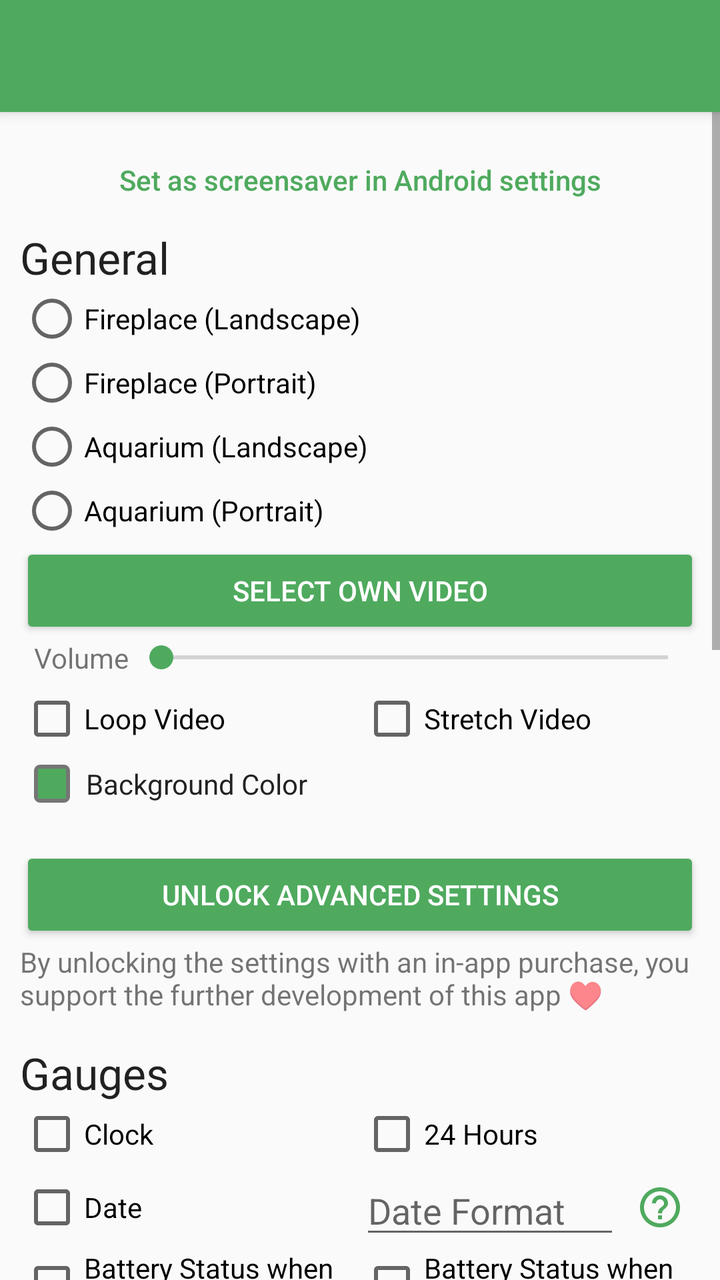
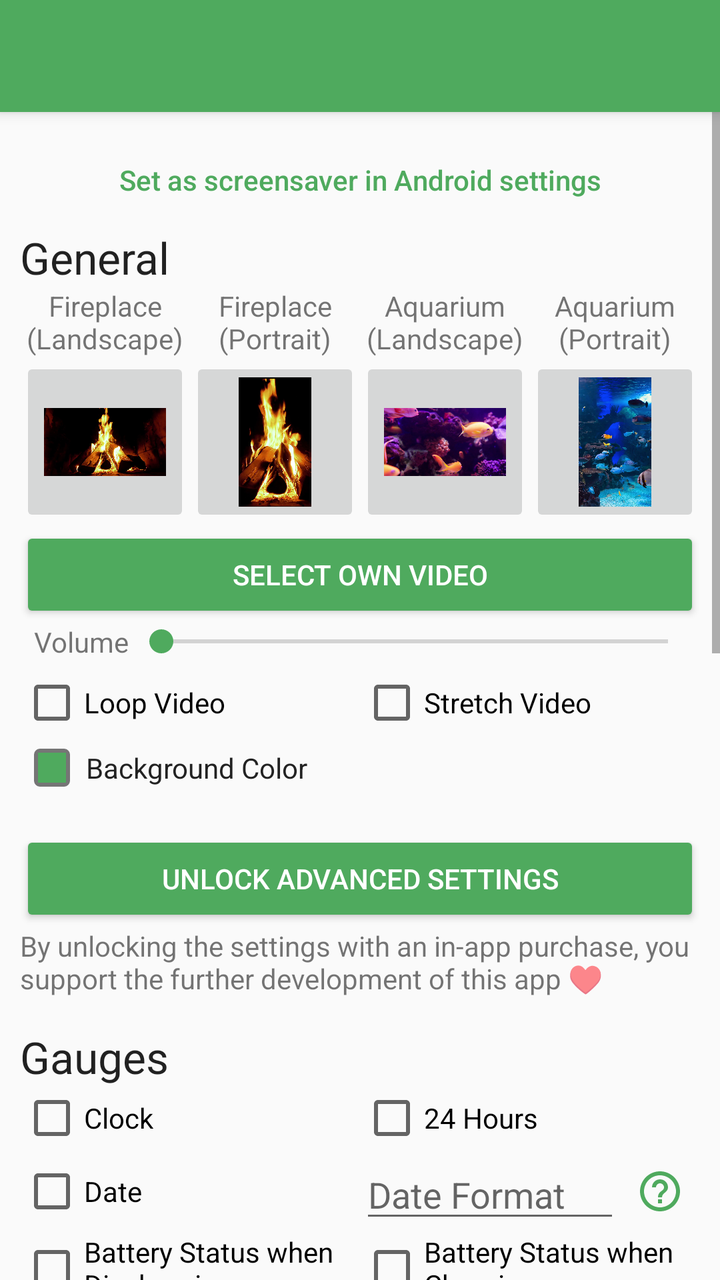

Before-and-after screenshots of an Android layout around one commit, followed by the original layout XML and the change that was made.
<!-- AndroidManifest.xml: application theme Theme.VideoScreensaver -->
<!-- res/layout/activity_settings.xml -->
<?xml version="1.0" encoding="utf-8"?>
<androidx.coordinatorlayout.widget.CoordinatorLayout
    android:id="@+id/settingsMainView"
    xmlns:android="http://schemas.android.com/apk/res/android"
    xmlns:app="http://schemas.android.com/apk/res-auto"
    xmlns:tools="http://schemas.android.com/tools"
    android:layout_width="match_parent"
    android:layout_height="match_parent"
    tools:context=".BaseSettingsActivity">

    <com.google.android.material.appbar.AppBarLayout
        android:layout_width="match_parent"
        android:layout_height="wrap_content"
        android:fitsSystemWindows="true">

        <androidx.appcompat.widget.Toolbar
            android:id="@+id/toolbar"
            android:layout_width="match_parent"
            android:layout_height="?attr/actionBarSize"
            android:theme="@style/ThemeOverlay.AppCompat.Dark.ActionBar" />

    </com.google.android.material.appbar.AppBarLayout>

    <ScrollView
        android:layout_width="match_parent"
        android:layout_height="match_parent"
        app:layout_behavior="@string/appbar_scrolling_view_behavior">

        <LinearLayout
            style="@style/width_match_parent_max_200"
            android:layout_height="wrap_content"
            android:layout_margin="10dp"
            android:orientation="vertical"
            android:layout_gravity="center_horizontal">

            <TextView
                android:id="@+id/textViewFireTvNotes"
                android:layout_width="match_parent"
                android:layout_height="wrap_content"
                android:visibility="gone"
                android:layout_marginBottom="4dp"
                android:text="@string/fire_tv_notes" />

            <TextView
                android:id="@+id/textViewHighContrastNotes"
                android:layout_width="match_parent"
                android:layout_height="wrap_content"
                android:visibility="gone"
                android:layout_marginBottom="4dp"
                android:text="@string/high_contrast_text_notes" />

            <Button
                android:id="@+id/buttonDreamSettings"
                style="@style/Widget.AppCompat.Button.Borderless.Colored"
                android:layout_width="match_parent"
                android:layout_height="wrap_content"
                android:onClick="onClickDreamSettings"
                android:textAllCaps="false"
                android:text="@string/set_as_screensaver_in_android_settings" />

            <TextView
                android:layout_width="match_parent"
                android:layout_height="wrap_content"
                android:text="@string/general"
                android:textAppearance="@style/TextAppearance.AppCompat.Large" />
            <RadioGroup
                android:layout_width="match_parent"
                android:layout_height="wrap_content"
                android:orientation="vertical">
                    <RadioButton
                        android:id="@+id/radioButtonFireplaceLandscape"
                        android:layout_width="match_parent"
                        android:layout_height="wrap_content"
                        android:layout_weight="1"
                        android:text="@string/fireplace_landscape" />
                    <RadioButton
                        android:id="@+id/radioButtonFireplacePortrait"
                        android:layout_width="match_parent"
                        android:layout_height="wrap_content"
                        android:layout_weight="1"
                        android:text="@string/fireplace_portrait" />
                    <RadioButton
                        android:id="@+id/radioButtonAquariumLandscape"
                        android:layout_width="match_parent"
                        android:layout_height="wrap_content"
                        android:layout_weight="1"
                        android:text="@string/aquarium_landscape" />
                    <RadioButton
                        android:id="@+id/radioButtonAquariumPortrait"
                        android:layout_width="match_parent"
                        android:layout_height="wrap_content"
                        android:layout_weight="1"
                        android:text="@string/aquarium_portrait" />
            </RadioGroup>
            <Button
                android:id="@+id/buttonSelectVideo"
                style="@style/Widget.AppCompat.Button.Colored"
                android:layout_width="match_parent"
                android:layout_height="wrap_content"
                android:onClick="onClickSelectVideo"
                android:text="@string/select_own_video" />

            <LinearLayout
                android:layout_width="match_parent"
                android:layout_height="wrap_content">
                <TextView
                    android:layout_width="wrap_content"
                    android:layout_height="wrap_content"
                    android:layout_marginStart="7dp"
                    android:text="@string/volume" />
                <SeekBar
                    android:id="@+id/seekBarVolume"
                    android:layout_gravity="center"
                    android:max="100"
                    android:layout_width="match_parent"
                    android:layout_height="wrap_content" />
            </LinearLayout>

            <Space
                android:layout_width="match_parent"
                android:layout_height="5dp" />

            <LinearLayout
                android:layout_width="match_parent"
                android:layout_height="wrap_content">
                <CheckBox
                    android:id="@+id/checkBoxLoop"
                    android:layout_width="0dp"
                    android:layout_height="wrap_content"
                    android:layout_weight="1"
                    android:text="@string/loop_video" />
                <CheckBox
                    android:id="@+id/checkBoxStretch"
                    android:layout_width="0dp"
                    android:layout_height="wrap_content"
                    android:layout_weight="1"
                    android:text="@string/stretch_video" />
            </LinearLayout>

            <LinearLayout
                android:id="@+id/viewColorChangerBackground"
                android:layout_width="match_parent"
                android:layout_height="wrap_content"
                android:layout_weight="1"
                android:orientation="horizontal"
                android:padding="@dimen/padding_setting"
                android:focusable="true"
                android:clickable="true"
                android:background="?attr/selectableItemBackground">
                <FrameLayout
                    android:layout_width="@dimen/width_color_preview"
                    android:layout_height="match_parent"
                    android:padding="@dimen/color_preview_border"
                    android:background="@drawable/border">
                    <View
                        android:id="@+id/viewColorPreviewBackground"
                        android:layout_width="match_parent"
                        android:layout_height="match_parent"
                        android:background="@color/primary" />
                </FrameLayout>
                <Space
                    android:layout_width="@dimen/space_color_preview"
                    android:layout_height="match_parent" />
                <TextView
                    android:layout_width="0dp"
                    android:layout_height="wrap_content"
                    android:layout_weight="1"
                    android:textColor="@color/checkbox_text_color"
                    android:duplicateParentState="true"
                    android:hyphenationFrequency="normal"
                    android:text="@string/background_color" />
            </LinearLayout>

            <Space
                android:layout_width="match_parent"
                android:layout_height="15dp" />

            <LinearLayout
                android:id="@+id/linearLayoutInAppPurchase"
                android:layout_width="match_parent"
                android:layout_height="wrap_content"
                android:orientation="vertical">
                <Button
                    android:id="@+id/buttonUnlockSettings"
                    style="@style/Widget.AppCompat.Button.Colored"
                    android:enabled="true"
                    android:layout_width="match_parent"
                    android:layout_height="wrap_content"
                    android:onClick="doBuyUnlockSettings"
                    android:text="@string/unlock_settings" />
                <TextView
                    android:layout_width="match_parent"
                    android:layout_height="wrap_content"
                    android:text="@string/purchase_support_note" />
                <Space
                    android:layout_width="match_parent"
                    android:layout_height="15dp" />
            </LinearLayout>

            <TextView
                android:layout_width="match_parent"
                android:layout_height="wrap_content"
                android:text="@string/gauges"
                android:textAppearance="@style/TextAppearance.AppCompat.Large" />

            <LinearLayout
                android:orientation="horizontal"
                android:layout_width="match_parent"
                android:layout_height="wrap_content">
                <CheckBox
                    android:id="@+id/checkBoxClock"
                    android:layout_width="0dp"
                    android:layout_height="wrap_content"
                    android:layout_weight="1"
                    android:text="@string/clock" />
                <CheckBox
                    android:id="@+id/checkBoxHrs24"
                    android:layout_width="0dp"
                    android:layout_height="wrap_content"
                    android:layout_weight="1"
                    android:text="@string/hrs24" />
            </LinearLayout>

            <LinearLayout
                android:orientation="horizontal"
                android:layout_width="match_parent"
                android:layout_height="wrap_content">
                <CheckBox
                    android:id="@+id/checkBoxDate"
                    android:layout_width="0dp"
                    android:layout_height="wrap_content"
                    android:layout_weight="1"
                    android:layout_gravity="center"
                    android:text="@string/date" />
                <LinearLayout
                    android:layout_width="0dp"
                    android:layout_height="wrap_content"
                    android:layout_weight="1">
                    <EditText
                        android:id="@+id/editTextDateFormat"
                        android:layout_width="0dp"
                        android:layout_height="wrap_content"
                        android:layout_weight="1"
                        android:hint="@string/date_format" />
                    <ImageButton
                        android:layout_width="40dp"
                        android:layout_height="match_parent"
                        style="@style/Widget.AppCompat.Button.Borderless.Colored"
                        app:tint="@color/primary"
                        app:srcCompat="@drawable/outline_help_outline_24"
                        android:onClick="onClickDateFormatHelp" />
                </LinearLayout>
            </LinearLayout>

            <LinearLayout
                android:orientation="horizontal"
                android:layout_width="match_parent"
                android:layout_height="wrap_content">
                <CheckBox
                    android:id="@+id/checkBoxShowBatteryInfo"
                    android:layout_width="0dp"
                    android:layout_height="wrap_content"
                    android:layout_weight="1"
                    android:text="@string/show_battery_status_when_power_supply_is_not_plugged_in" />
                <CheckBox
                    android:id="@+id/checkBoxShowBatteryInfoWhenCharging"
                    android:layout_width="0dp"
                    android:layout_height="wrap_content"
                    android:layout_weight="1"
                    android:text="@string/show_battery_status_when_power_supply_is_plugged_in" />
            </LinearLayout>
            <LinearLayout
                android:orientation="horizontal"
                android:layout_width="match_parent"
                android:layout_height="wrap_content">
                <CheckBox
                    android:id="@+id/checkBoxShowAlarms"
                    android:layout_width="0dp"
                    android:layout_height="wrap_content"
                    android:layout_weight="1"
                    android:text="@string/show_alarms" />
                <LinearLayout
                    android:id="@+id/viewColorChangerClock"
                    android:layout_width="0dp"
                    android:layout_height="wrap_content"
                    android:layout_weight="1"
                    android:orientation="horizontal"
                    android:padding="@dimen/padding_setting"
                    android:focusable="true"
                    android:clickable="true"
                    android:background="?attr/selectableItemBackground">
                    <FrameLayout
                        android:layout_width="@dimen/width_color_preview"
                        android:layout_height="match_parent"
                        android:padding="@dimen/color_preview_border"
                        android:background="@drawable/border">
                        <View
                            android:id="@+id/viewColorPreviewClock"
                            android:layout_width="match_parent"
                            android:layout_height="match_parent"
                            android:background="@color/primary" />
                    </FrameLayout>
                    <Space
                        android:layout_width="@dimen/space_color_preview"
                        android:layout_height="match_parent" />
                    <TextView
                        android:layout_width="0dp"
                        android:layout_height="wrap_content"
                        android:layout_weight="1"
                        android:textColor="@color/checkbox_text_color"
                        android:duplicateParentState="true"
                        android:hyphenationFrequency="normal"
                        android:text="@string/text_color" />
                </LinearLayout>
            </LinearLayout>

            <RadioGroup
                android:orientation="horizontal"
                android:layout_width="match_parent"
                android:layout_height="wrap_content">
                <RadioButton
                    android:id="@+id/radioButtonTop"
                    android:layout_width="0dp"
                    android:layout_height="wrap_content"
                    android:layout_weight="1"
                    android:text="@string/top" />
                <RadioButton
                    android:id="@+id/radioButtonCenterY"
                    android:layout_width="0dp"
                    android:layout_height="wrap_content"
                    android:layout_weight="1"
                    android:text="@string/center" />
                <RadioButton
                    android:id="@+id/radioButtonBottom"
                    android:layout_width="0dp"
                    android:layout_height="wrap_content"
                    android:layout_weight="1"
                    android:text="@string/bottom" />
            </RadioGroup>
            <RadioGroup
                android:orientation="horizontal"
                android:layout_width="match_parent"
                android:layout_height="wrap_content">
                <RadioButton
                    android:id="@+id/radioButtonLeft"
                    android:layout_width="0dp"
                    android:layout_height="wrap_content"
                    android:layout_weight="1"
                    android:text="@string/left" />
                <RadioButton
                    android:id="@+id/radioButtonCenterX"
                    android:layout_width="0dp"
                    android:layout_height="wrap_content"
                    android:layout_weight="1"
                    android:text="@string/center" />
                <RadioButton
                    android:id="@+id/radioButtonRight"
                    android:layout_width="0dp"
                    android:layout_height="wrap_content"
                    android:layout_weight="1"
                    android:text="@string/right" />
            </RadioGroup>

            <Space
                android:layout_width="match_parent"
                android:layout_height="5dp" />

            <TextView
                android:layout_width="match_parent"
                android:layout_height="wrap_content"
                android:padding="@dimen/padding_setting"
                android:text="@string/dseg_font_note"
                android:textSize="11sp" />

            <Space
                android:layout_width="match_parent"
                android:layout_height="15dp" />

            <TextView
                android:layout_width="match_parent"
                android:layout_height="wrap_content"
                android:text="@string/more_apps"
                android:textAppearance="@style/TextAppearance.AppCompat.Headline" />
            <LinearLayout
                android:layout_width="match_parent"
                android:layout_height="wrap_content"
                android:orientation="horizontal">
                <ImageView
                    android:layout_width="50dp"
                    android:layout_height="50dp"
                    android:layout_gravity="center_vertical"
                    android:src="@drawable/logo_fsclock" />
                <Button
                    style="@style/Widget.AppCompat.Button.Borderless.Colored"
                    android:layout_width="wrap_content"
                    android:layout_height="wrap_content"
                    android:layout_gravity="center_vertical"
                    android:onClick="onClickFsClock"
                    android:text="@string/clock_screensaver_for_android"
                    android:textAllCaps="false" />
            </LinearLayout>
            <LinearLayout
                android:layout_width="match_parent"
                android:layout_height="wrap_content"
                android:orientation="horizontal">
                <ImageView
                    android:layout_width="50dp"
                    android:layout_height="50dp"
                    android:layout_gravity="center_vertical"
                    android:src="@drawable/logo_customerdb" />
                <Button
                    style="@style/Widget.AppCompat.Button.Borderless.Colored"
                    android:layout_width="wrap_content"
                    android:layout_height="wrap_content"
                    android:layout_gravity="center_vertical"
                    android:onClick="onClickCustomerDatabaseApp"
                    android:text="@string/customer_database_for_android"
                    android:textAllCaps="false" />
            </LinearLayout>
            <LinearLayout
                android:layout_width="match_parent"
                android:layout_height="wrap_content"
                android:orientation="horizontal">
                <ImageView
                    android:layout_width="50dp"
                    android:layout_height="50dp"
                    android:layout_gravity="center_vertical"
                    android:src="@drawable/logo_remotepointer" />
                <Button
                    style="@style/Widget.AppCompat.Button.Borderless.Colored"
                    android:layout_width="wrap_content"
                    android:layout_height="wrap_content"
                    android:layout_gravity="center_vertical"
                    android:onClick="onClickRemotePointerApp"
                    android:text="@string/remote_pointer_for_android"
                    android:textAllCaps="false" />
            </LinearLayout>
            <LinearLayout
                android:layout_width="match_parent"
                android:layout_height="wrap_content"
                android:orientation="horizontal">
                <ImageView
                    android:layout_width="50dp"
                    android:layout_height="50dp"
                    android:layout_gravity="center_vertical"
                    android:src="@drawable/logo_ballbreak" />
                <Button
                    style="@style/Widget.AppCompat.Button.Borderless.Colored"
                    android:layout_width="wrap_content"
                    android:layout_height="wrap_content"
                    android:layout_gravity="center_vertical"
                    android:onClick="onClickBallBreakApp"
                    android:text="@string/ballbreak_for_android"
                    android:textAllCaps="false" />
            </LinearLayout>
            <LinearLayout
                android:layout_width="match_parent"
                android:layout_height="wrap_content"
                android:orientation="horizontal">
                <ImageView
                    android:layout_width="50dp"
                    android:layout_height="50dp"
                    android:layout_gravity="center_vertical"
                    android:src="@drawable/logo_oco" />
                <Button
                    style="@style/Widget.AppCompat.Button.Borderless.Colored"
                    android:layout_width="wrap_content"
                    android:layout_height="wrap_content"
                    android:layout_gravity="center_vertical"
                    android:onClick="onClickOco"
                    android:text="@string/open_computer_orchestration"
                    android:textAllCaps="false" />
            </LinearLayout>

            <Space
                android:layout_width="match_parent"
                android:layout_height="15dp" />

            <TextView
                android:layout_width="wrap_content"
                android:layout_height="wrap_content"
                android:text="@string/open_source"
                android:textAppearance="@style/TextAppearance.AppCompat.Headline" />
            <TextView
                android:layout_width="wrap_content"
                android:layout_height="wrap_content"
                android:text="@string/open_source_text"
                android:textAppearance="@style/TextAppearance.AppCompat.Body1" />
            <Button
                style="@style/Widget.AppCompat.Button.Borderless.Colored"
                android:layout_width="match_parent"
                android:layout_height="wrap_content"
                android:onClick="onClickGithub"
                android:textAllCaps="false"
                android:text="@string/project_website" />

            <TextView
                android:id="@+id/textViewBuildInfo"
                android:layout_width="match_parent"
                android:layout_height="match_parent"
                android:textAlignment="center"
                android:textAllCaps="true"
                android:textSize="11sp"
                android:alpha="0.5"
                android:text="" />

            <Space
                android:layout_width="match_parent"
                android:layout_height="15dp" />

        </LinearLayout>
    </ScrollView>

</androidx.coordinatorlayout.widget.CoordinatorLayout>
<!-- resources referenced by this layout -->
<resources>
  <color name="primary">#4FAA5E</color>
  <dimen name="color_preview_border">2dp</dimen>
  <dimen name="padding_setting">7dp</dimen>
  <dimen name="space_color_preview">8dp</dimen>
  <dimen name="width_color_preview">18dp</dimen>
  <string name="aquarium_landscape">Aquarium (Landscape)</string>
  <string name="aquarium_portrait">Aquarium (Portrait)</string>
  <string name="background_color">Background Color</string>
  <string name="ballbreak_for_android">BallBreak for Android</string>
  <string name="bottom">Bottom</string>
  <string name="center">Center</string>
  <string name="clock">Clock</string>
  <string name="clock_screensaver_for_android">Clock Screensaver for Android</string>
  <string name="customer_database_for_android">Customer Database for Android</string>
  <string name="date">Date</string>
  <string name="date_format">Date Format</string>
  <string name="dseg_font_note" translatable="false">
  DSEG Font Copyright (c) 2017, keshikan (http://www.keshikan.net). Cairo Font Copyright (c) Mohamed Gaber.
  This Font Software is licensed under the SIL Open Font License, Version 1.1 (http://scripts.sil.org/OFL).
  Roboto Font Copyright (c) Christian Robertson. Licensed under the Apache License, Version 2.0.
      </string>
  <string name="fire_tv_notes">Important notice for FireTV devices: Amazon FireOS does not officially allow changing the system screensaver to a 3rd party app, but there is a workaround possible using the developer tools. Details are explained in the Github repo (see below). Without the workaround, the clock can still be started on FireTV devices like a normal app.</string>
  <string name="fireplace_landscape">Fireplace (Landscape)</string>
  <string name="fireplace_portrait">Fireplace (Portrait)</string>
  <string name="gauges">Gauges</string>
  <string name="general">General</string>
  <string name="high_contrast_text_notes">Attention: you have \'High Contrast Text\' enabled in the Android system accessibility settings. This will destroy the digital clock design. Please disable this setting for a proper user experience.</string>
  <string name="hrs24">24 Hours</string>
  <string name="left">Left</string>
  <string name="loop_video">Loop Video</string>
  <string name="more_apps">More Apps</string>
  <string name="open_computer_orchestration">Open Computer Orchestration</string>
  <string name="open_source">Fork Me</string>
  <string name="open_source_text">This app is Open Source. If you want to improve the app or its translations, please check out the repository on Github.</string>
  <string name="project_website" translatable="false">https://github.com/schorschii/VideoScreensaver-Android</string>
  <string name="purchase_support_note">By unlocking the settings with an in-app purchase, you support the further development of this app ♥</string>
  <string name="remote_pointer_for_android">RemotePointer for Android</string>
  <string name="right">Right</string>
  <string name="select_own_video">Select own Video</string>
  <string name="set_as_screensaver_in_android_settings">Set as screensaver in Android settings</string>
  <string name="show_alarms">Alarms</string>
  <string name="show_battery_status_when_power_supply_is_not_plugged_in">Battery Status when Discharging</string>
  <string name="show_battery_status_when_power_supply_is_plugged_in">Battery Status when Charging</string>
  <string name="stretch_video">Stretch Video</string>
  <string name="text_color">Text Color</string>
  <string name="top">Top</string>
  <string name="unlock_settings">Unlock Advanced Settings</string>
  <string name="volume">Volume</string>
  <dimen name="color_preview_radius">2dp</dimen>
  <color name="previewBorder">#757575</color>
  <!-- unchanged entries left out for length: 11 -->
</resources>

<!-- the commit's change to res/layout/activity_settings.xml (unified diff, before → after) -->
@@ -63,35 +63,82 @@
                 android:layout_height="wrap_content"
                 android:text="@string/general"
                 android:textAppearance="@style/TextAppearance.AppCompat.Large" />
-            <RadioGroup
-                android:layout_width="match_parent"
-                android:layout_height="wrap_content"
-                android:orientation="vertical">
-                    <RadioButton
-                        android:id="@+id/radioButtonFireplaceLandscape"
+            <LinearLayout
+                android:layout_width="match_parent"
+                android:layout_height="120dp">
+                <LinearLayout
+                    android:layout_width="0dp"
+                    android:layout_height="wrap_content"
+                    android:layout_weight="1"
+                    android:orientation="vertical">
+                    <TextView
                         android:layout_width="match_parent"
                         android:layout_height="wrap_content"
-                        android:layout_weight="1"
+                        android:textAlignment="center"
                         android:text="@string/fireplace_landscape" />
-                    <RadioButton
-                        android:id="@+id/radioButtonFireplacePortrait"
+                    <ImageButton
+                        android:id="@+id/buttonDownloadFireplaceLandscape"
+                        android:layout_width="match_parent"
+                        android:layout_height="match_parent"
+                        android:scaleType="fitCenter"
+                        android:contentDescription="@string/fireplace_landscape"
+                        android:src="@drawable/fire_landscape" />
+                </LinearLayout>
+                <LinearLayout
+                    android:layout_width="0dp"
+                    android:layout_height="wrap_content"
+                    android:layout_weight="1"
+                    android:orientation="vertical">
+                    <TextView
                         android:layout_width="match_parent"
                         android:layout_height="wrap_content"
-                        android:layout_weight="1"
+                        android:textAlignment="center"
                         android:text="@string/fireplace_portrait" />
-                    <RadioButton
-                        android:id="@+id/radioButtonAquariumLandscape"
+                    <ImageButton
+                        android:id="@+id/buttonDownloadFireplacePortrait"
+                        android:layout_width="match_parent"
+                        android:layout_height="match_parent"
+                        android:scaleType="fitCenter"
+                        android:contentDescription="@string/fireplace_portrait"
+                        android:src="@drawable/fire_portrait" />
+                </LinearLayout>
+                <LinearLayout
+                    android:layout_width="0dp"
+                    android:layout_height="wrap_content"
+                    android:layout_weight="1"
+                    android:orientation="vertical">
+                    <TextView
                         android:layout_width="match_parent"
                         android:layout_height="wrap_content"
-                        android:layout_weight="1"
+                        android:textAlignment="center"
                         android:text="@string/aquarium_landscape" />
-                    <RadioButton
-                        android:id="@+id/radioButtonAquariumPortrait"
+                    <ImageButton
+                        android:id="@+id/buttonDownloadAquariumLandscape"
+                        android:layout_width="match_parent"
+                        android:layout_height="match_parent"
+                        android:scaleType="fitCenter"
+                        android:contentDescription="@string/aquarium_landscape"
+                        android:src="@drawable/aquarium_landscape" />
+                </LinearLayout>
+                <LinearLayout
+                    android:layout_width="0dp"
+                    android:layout_height="wrap_content"
+                    android:layout_weight="1"
+                    android:orientation="vertical">
+                    <TextView
                         android:layout_width="match_parent"
                         android:layout_height="wrap_content"
-                        android:layout_weight="1"
+                        android:textAlignment="center"
                         android:text="@string/aquarium_portrait" />
-            </RadioGroup>
+                    <ImageButton
+                        android:id="@+id/buttonDownloadAquariumPortrait"
+                        android:layout_width="match_parent"
+                        android:layout_height="match_parent"
+                        android:scaleType="fitCenter"
+                        android:contentDescription="@string/aquarium_portrait"
+                        android:src="@drawable/aquarium_portrait" />
+                </LinearLayout>
+            </LinearLayout>
             <Button
                 android:id="@+id/buttonSelectVideo"
                 style="@style/Widget.AppCompat.Button.Colored"
<!-- resource entries referenced after the edit -->
@@ -5,6 +5,10 @@
   <dimen name="padding_setting">7dp</dimen>
   <dimen name="space_color_preview">8dp</dimen>
   <dimen name="width_color_preview">18dp</dimen>
+  <!-- drawable aquarium_landscape: jpg bitmap (drawable, 285675 bytes) -->
+  <!-- drawable aquarium_portrait: jpg bitmap (drawable, 401323 bytes) -->
+  <!-- drawable fire_landscape: jpg bitmap (drawable, 248579 bytes) -->
+  <!-- drawable fire_portrait: jpg bitmap (drawable, 299290 bytes) -->
   <string name="aquarium_landscape">Aquarium (Landscape)</string>
   <string name="aquarium_portrait">Aquarium (Portrait)</string>
   <string name="background_color">Background Color</string>
